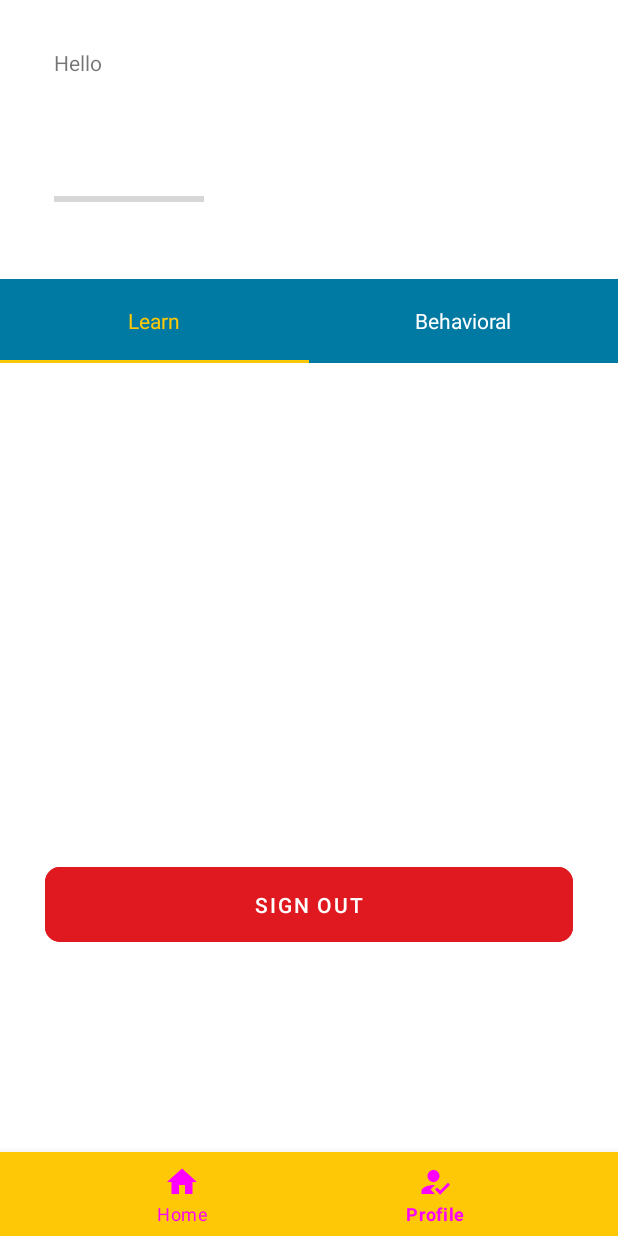
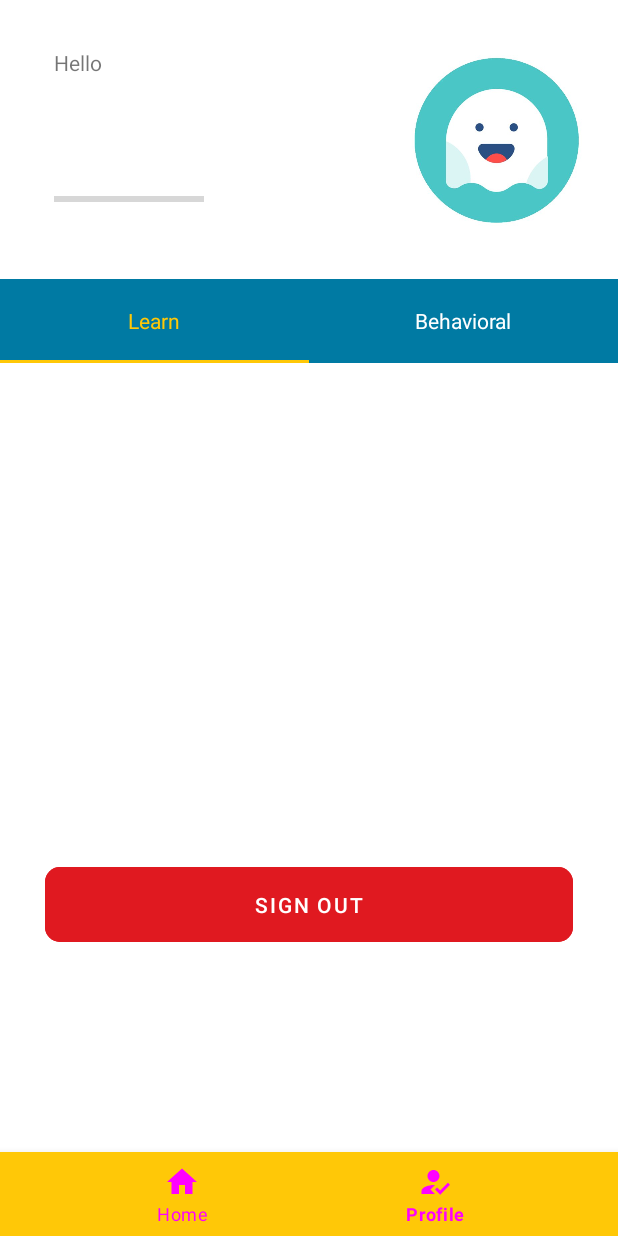
Before and after one commit to 1itachi/crack-it-up, an Android app: the ProfileActivity screen opened directly, with no data from a screen before it, on a phone screen of 412 x 824 dp. Run offline under Robolectric (Android 15) with nearby library versions, the phone set to English and light mode, and no system bars; our stand-ins replace Firebase (no records; nobody signed in at launch, a user with empty details on screens opened directly).

Commit message:
Added profile avatar (#39)
Co-authored-by: musembik <77795930+musembik@users.noreply.github.com>

```diff
--- a/app/src/main/res/layout/activity_profile.xml
+++ b/app/src/main/res/layout/activity_profile.xml
@@ -49,7 +49,7 @@
                 app:layout_constraintEnd_toEndOf="parent"
                 app:layout_constraintTop_toTopOf="parent"
                 app:layout_constraintVertical_bias="0.507"
-                tools:src="@tools:sample/backgrounds/scenic" />
+                app:srcCompat="@drawable/avatar" />
 
             <ProgressBar
                 android:id="@+id/progressBar"
```
Also changed, not shown: app/src/main/res/drawable/avatar.png (added).
